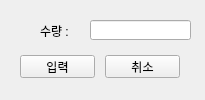
This is resource/ui/insert.ui in byjupiter/PSV-exe as Qt 5 draws it before an edit. The edited form follows.
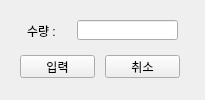
This is the edited form.

What changed in the file:
```diff
--- a/resource/ui/insert.ui
+++ b/resource/ui/insert.ui
@@ -64,7 +64,7 @@
    <widget class="QLabel" name="b_label">
     <property name="geometry">
      <rect>
-      <x>40</x>
+      <x>27</x>
       <y>20</y>
       <width>40</width>
       <height>21</height>
@@ -77,7 +77,7 @@
    <widget class="QLineEdit" name="b_lineEdit">
     <property name="geometry">
      <rect>
-      <x>90</x>
+      <x>77</x>
       <y>20</y>
       <width>101</width>
       <height>20</height>
```
